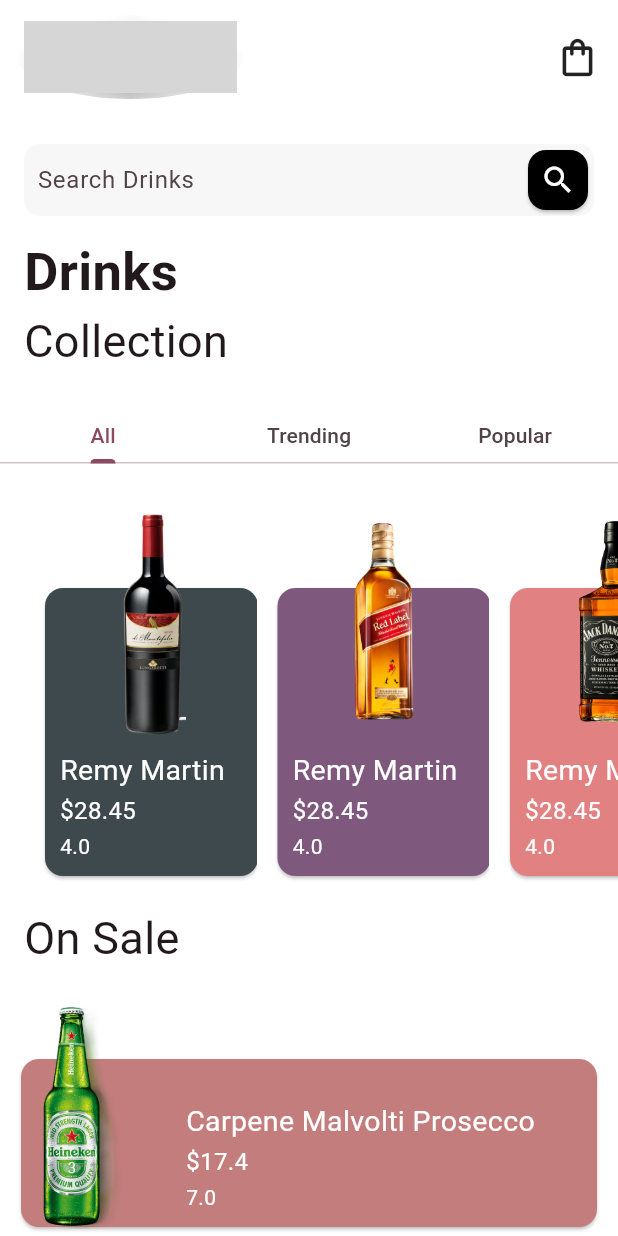
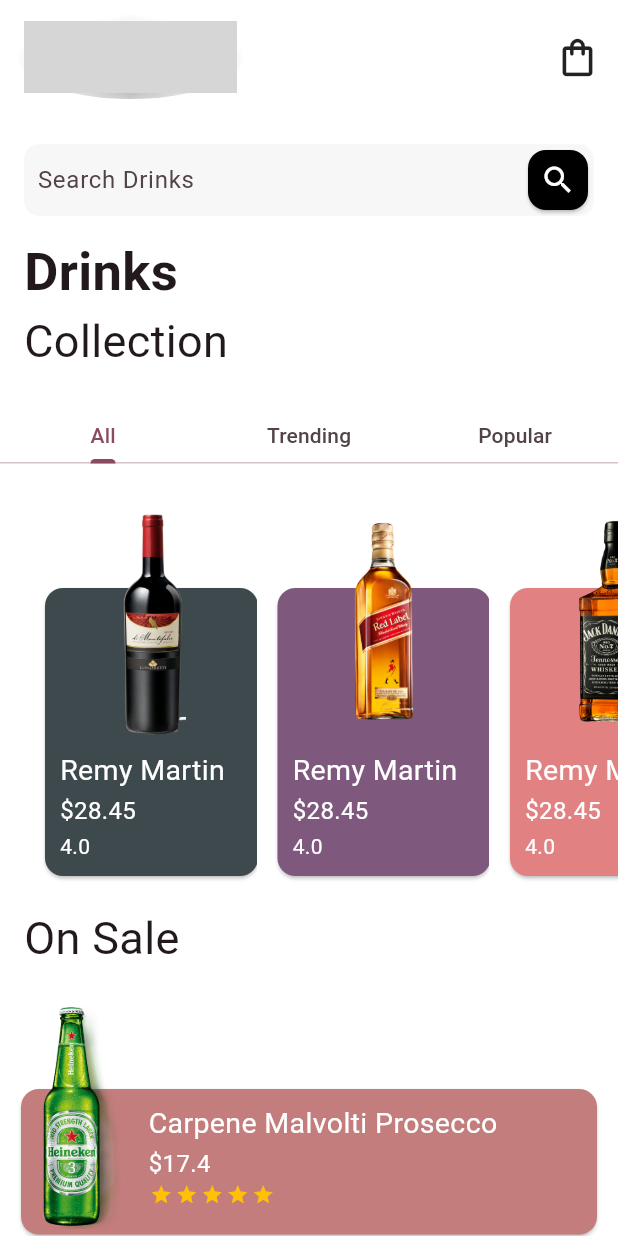
Before and after one commit to kenresoft/wine_delivery_app, a Flutter app: the screen it shows after launch, on a phone screen of 412 x 824 dp. Run offline on Flutter 3.47's test engine with Material 3 defaults, Android fonts, the phone set to English and light mode, and no system bars; drawn by our look-alikes of flutter_rating_bar; missing offline and left inert: circular_image, fontresoft; statements that could not run were skipped; grey boxes are pictures that could not be loaded.

Commit message:
Modify `sale_item.dart`

```diff
--- a/lib/sale_item.dart
+++ b/lib/sale_item.dart
@@ -1,4 +1,5 @@
 import 'package:flutter/material.dart';
+import 'package:flutter_rating_bar/flutter_rating_bar.dart';
 
 class SaleItem extends StatelessWidget {
   const SaleItem({
@@ -20,24 +21,24 @@ class SaleItem extends StatelessWidget {
   Widget build(BuildContext context) {
     return Stack(children: [
       Positioned(
-        top: 50,
+        top: 70,
         left: 10,
         child: SizedBox(
           width: MediaQuery.of(context).size.width - 20,
-          height: 120,
+          height: 105,
           child: Card(
             color: color,
             child: Padding(
-              padding: const EdgeInsets.only(left: 110, right: 16),
+              padding: const EdgeInsets.only(left: 85, right: 16),
               child: Column(
-                mainAxisAlignment: MainAxisAlignment.end,
+                mainAxisAlignment: MainAxisAlignment.center,
                 crossAxisAlignment: CrossAxisAlignment.start,
                 children: [
                   Text(name, style: const TextStyle(color: Colors.white, fontSize: 19)),
                   const SizedBox(height: 2),
                   Text('\$$price', style: const TextStyle(color: Colors.white, fontSize: 16)),
                   const SizedBox(height: 2),
-                  Text(rating.toString(), style: const TextStyle(color: Colors.white)),
+                  buildRatingBar(rating),
                   const SizedBox(height: 10),
                 ],
               ),
@@ -54,4 +55,21 @@ class SaleItem extends StatelessWidget {
       ),
     ]);
   }
+
+  RatingBar buildRatingBar(double value) {
+    return RatingBar.builder(
+      itemSize: 15,
+      initialRating: rating,
+      minRating: 1,
+      direction: Axis.horizontal,
+      allowHalfRating: true,
+      itemCount: 5,
+      unratedColor: Colors.white70,
+      itemPadding: const EdgeInsets.symmetric(horizontal: 1.0),
+      itemBuilder: (context, _) {
+        return const Icon(Icons.star, size: 2, color: Colors.amber);
+      },
+      onRatingUpdate: (double value) {},
+    );
+  }
 }
```
